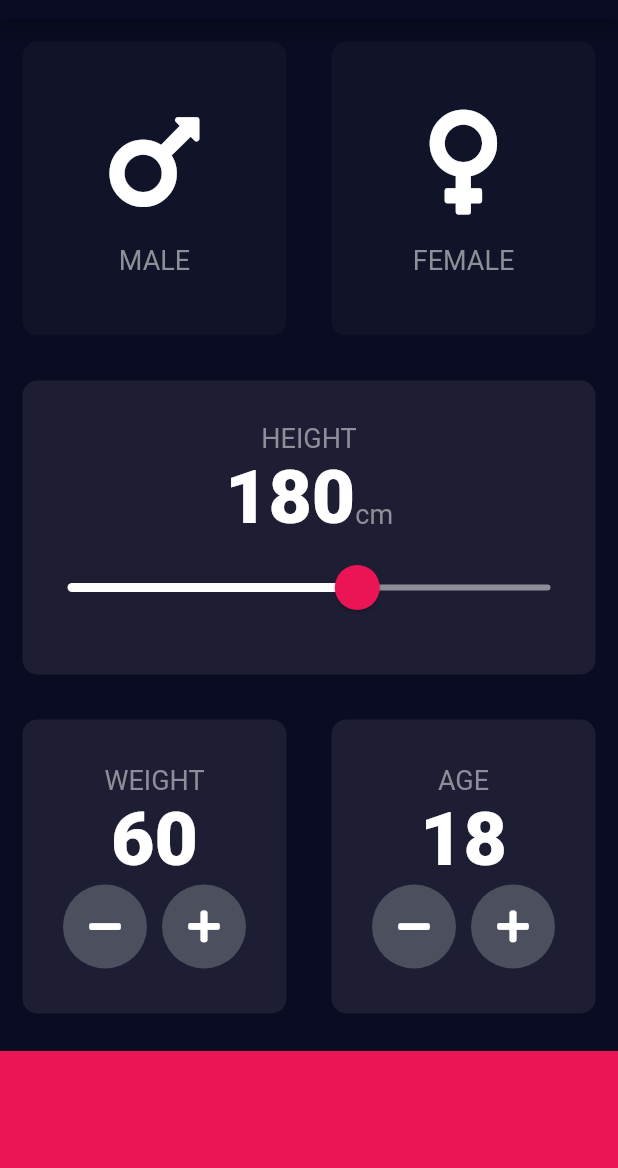
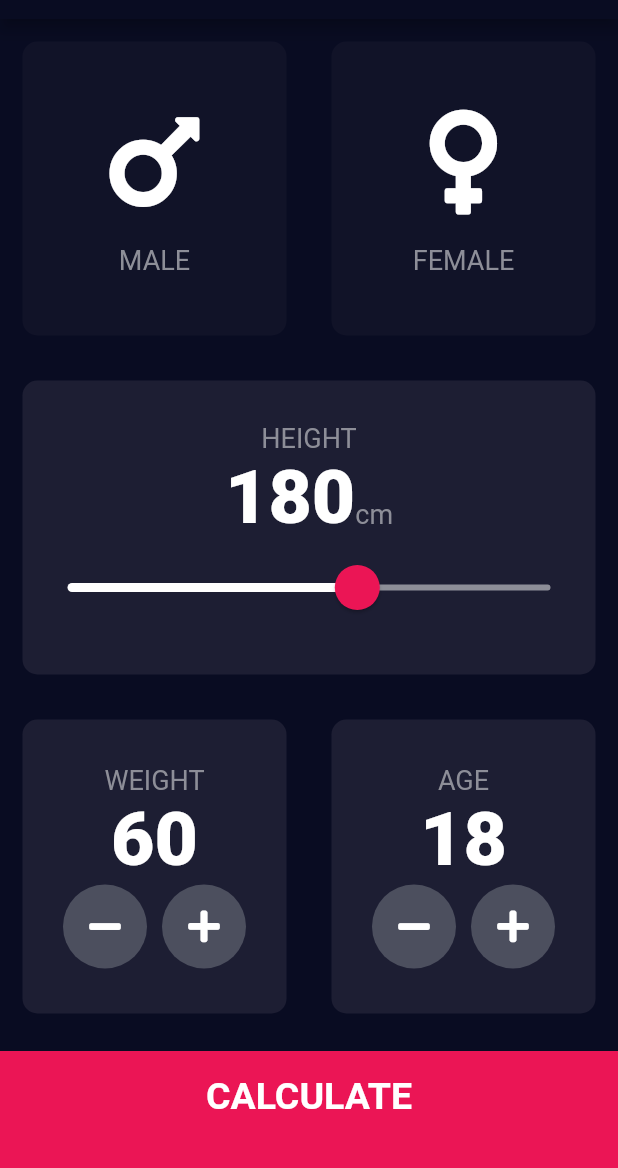
Before and after one commit to ReevMich/Flutter-Training-Series, a Flutter app: the screen it shows after launch, on a phone screen of 412 x 824 dp, the part 65-1233 px from its top. Run offline on Flutter 3.47's test engine with Material 2 defaults, Android fonts, the light colour scheme and no system bars; our stand-ins replace audioplayers, font_awesome_flutter, rflutter_alert.

Commit message:
worked on input page

```diff
--- a/bmi-calculator-flutter-master/lib/constants.dart
+++ b/bmi-calculator-flutter-master/lib/constants.dart
@@ -14,3 +14,8 @@ const kNumberTextStyle = TextStyle(
   fontSize: 50,
   fontWeight: FontWeight.w900,
 );
+
+const kLargeButtonTextStyle = TextStyle(
+  fontSize: 25.0,
+  fontWeight: FontWeight.bold,
+);
--- a/bmi-calculator-flutter-master/lib/input_page.dart
+++ b/bmi-calculator-flutter-master/lib/input_page.dart
@@ -1,3 +1,4 @@
+import 'package:bmi_calculator/results_page.dart';
 import 'package:flutter/material.dart';
 import 'package:font_awesome_flutter/font_awesome_flutter.dart';
 
@@ -210,11 +211,18 @@ class _InputPageState extends State<InputPage> {
               ],
             ),
           ),
-          Container(
-            color: kBottomContainerColor,
-            margin: EdgeInsets.only(top: 10.0),
-            width: double.infinity,
-            height: kBottomContainerHeight,
+          GestureDetector(
+            onTap: () {
+              Navigator.push(context, MaterialPageRoute<ResultPage>( builder: (context) => ResultPage()));
+            },
+            child: Container(
+              child: Center(child: Text('CALCULATE', style: kLargeButtonTextStyle,)),
+              color: kBottomContainerColor,
+              margin: EdgeInsets.only(top: 10.0),
+              padding: EdgeInsets.only(bottom: 20.0),
+              width: double.infinity,
+              height: kBottomContainerHeight,
+            ),
           )
         ],
       ),
```
